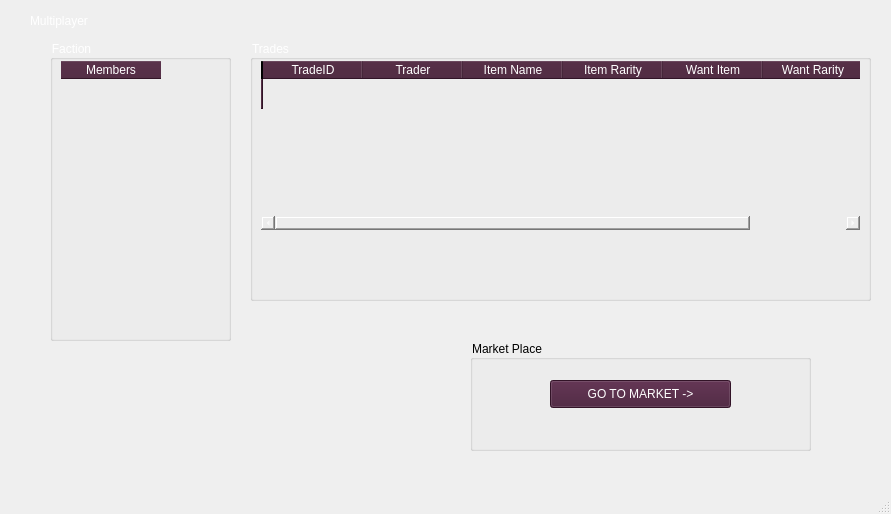
This is Multiplayer.ui in senormaarij/DBS_Project_GameManageSys as Qt 5 draws it before an edit. The edited form follows.
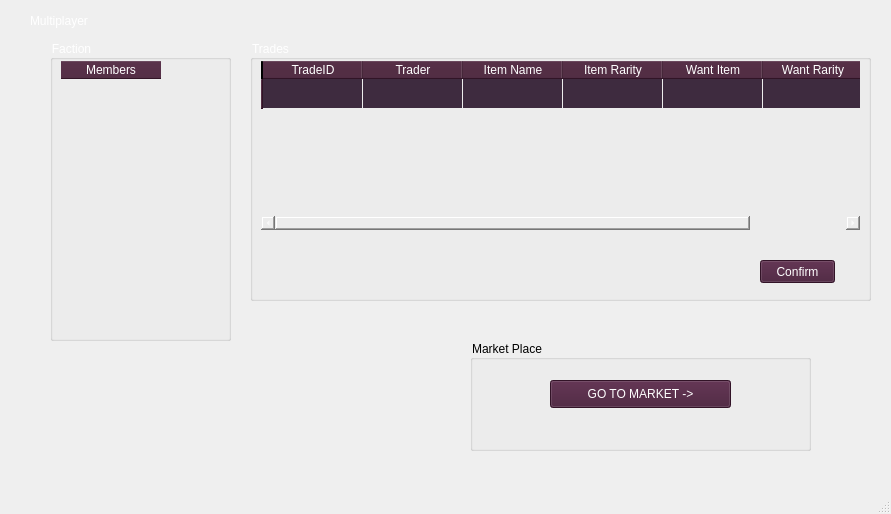
This is the edited form. Icons and pictures are not drawn.

The edit to the form file:
```diff
--- a/Multiplayer.ui
+++ b/Multiplayer.ui
@@ -53,6 +53,11 @@
     background-color: rgb(69, 28, 53);
 	color:rgb(255, 255, 255);
 }
+
+QTableWidget::item{
+background-color:rgb(62, 43, 63);
+color:white;
+}
 </string>
      </property>
      <row>
@@ -94,18 +99,18 @@
     <widget class="QPushButton" name="TradeConfirm">
      <property name="geometry">
       <rect>
-       <x>670</x>
-       <y>210</y>
-       <width>93</width>
-       <height>28</height>
+       <x>510</x>
+       <y>220</y>
+       <width>75</width>
+       <height>23</height>
       </rect>
      </property>
      <property name="styleSheet">
-      <string notr="true">color:white;
-</string>
+      <string notr="true">background-color:rgb(70, 27, 55);
+color: white;</string>
      </property>
      <property name="text">
-      <string>Confirm Trade</string>
+      <string>Confirm</string>
      </property>
     </widget>
    </widget>
```
Left out of the diff: 5 changed lines with no effect on the pictures.
